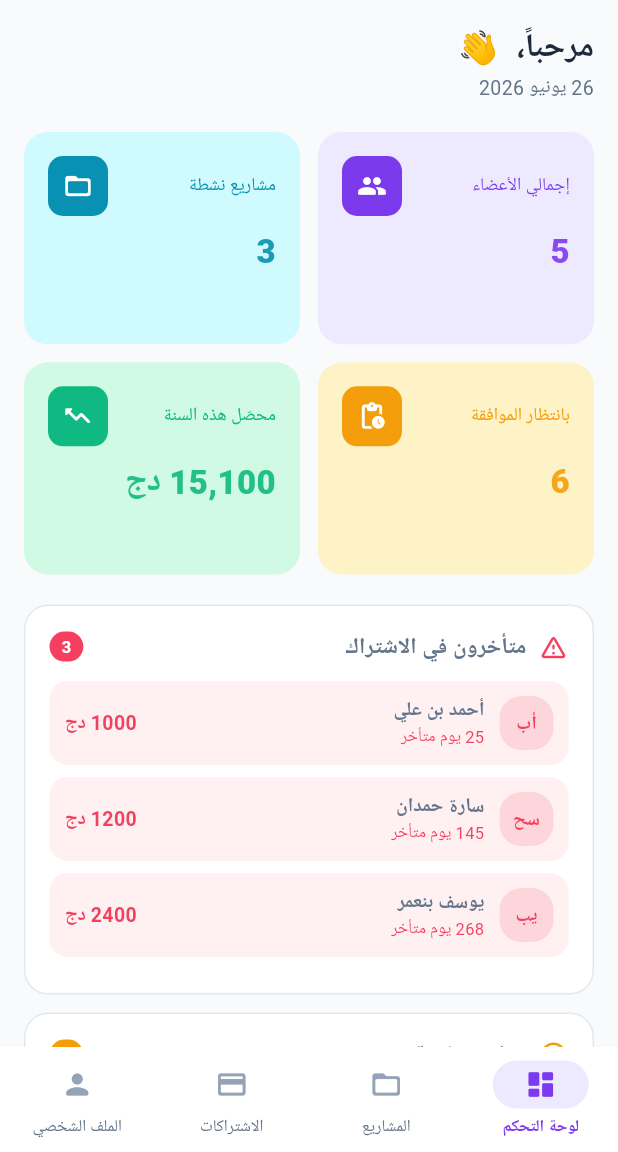
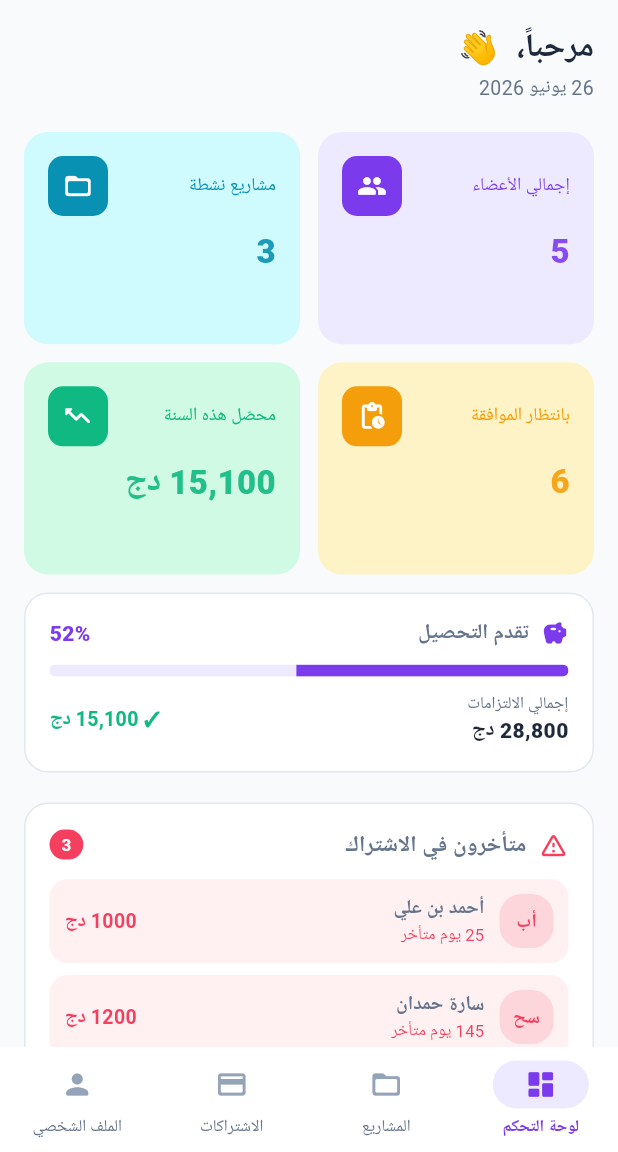
Before and after one commit to abdleke/abdleke, a Flutter app: the MainScreen screen opened directly, on a phone screen of 412 x 824 dp, the part 84-1236 px from its top. Run offline on Flutter 3.47's test engine with Material 3 defaults, Android fonts, the phone set to English and light mode, and no system bars; our stand-ins replace google_fonts, shared_preferences, supabase_flutter; accounts and stored records are empty; network calls fail; Roboto replaces fonts that are missing (Cairo).

Commit message:
feat: afficher engagements et collecte sur le dashboard
- Budget exercice = somme des cotisations normales uniquement (revert)
- Carte progression sur le dashboard: total engagements vs collecte
  avec barre de pourcentage et montants

Co-Authored-By: Claude Sonnet 4.6 <noreply@anthropic.com>

```diff
--- a/app/lib/l10n/strings.dart
+++ b/app/lib/l10n/strings.dart
@@ -49,6 +49,8 @@ class AppStrings {
       'dashboard.noOverdue': 'لا يوجد أعضاء متأخرون 🎉',
       'dashboard.noUpcoming': 'لا توجد مواعيد قادمة',
       'dashboard.noExpenses': 'لا توجد مصاريف معلقة',
+      'dashboard.totalEngagements': 'إجمالي الالتزامات',
+      'dashboard.budgetProgress': 'تقدم التحصيل',
       'projects.title': 'المشاريع',
       'projects.add': 'مشروع جديد',
       'projects.name': 'اسم المشروع',
@@ -253,6 +255,8 @@ class AppStrings {
       'dashboard.noOverdue': 'Aucun retard 🎉',
       'dashboard.noUpcoming': 'Aucune échéance proche',
       'dashboard.noExpenses': 'Aucune dépense en attente',
+      'dashboard.totalEngagements': 'Total engagements',
+      'dashboard.budgetProgress': 'Progression collecte',
       'projects.title': 'Projets',
       'projects.add': 'Nouveau projet',
       'projects.name': 'Nom du projet',
@@ -457,6 +461,8 @@ class AppStrings {
       'dashboard.noOverdue': 'No overdue members 🎉',
       'dashboard.noUpcoming': 'No upcoming deadlines',
       'dashboard.noExpenses': 'No pending expenses',
+      'dashboard.totalEngagements': 'Total commitments',
+      'dashboard.budgetProgress': 'Collection progress',
       'projects.title': 'Projects',
       'projects.add': 'New project',
       'projects.name': 'Project name',
--- a/app/lib/providers/app_provider.dart
+++ b/app/lib/providers/app_provider.dart
@@ -261,7 +261,7 @@ class AppProvider extends ChangeNotifier {
   // ── Exercice helpers ───────────────────────────────────────────
 
   double budgetExercice(String exerciceId) =>
-      _cotisations.where((c) => c.exerciceId == exerciceId)
+      _cotisations.where((c) => c.exerciceId == exerciceId && c.type == CotisationType.normale)
           .fold(0.0, (sum, c) => sum + c.montantTotal);
 
   double collecteExercice(String exerciceId) {
--- a/app/lib/screens/dashboard_screen.dart
+++ b/app/lib/screens/dashboard_screen.dart
@@ -29,7 +29,9 @@ class DashboardScreen extends StatelessWidget {
     final pendingExpenseCount = prov.depenses.where((d) => d.statut == DepenseStatus.soumise).length;
     final overdueEcheances = prov.overdueEcheances;
     final pending = pendingExpenseCount + overdueEcheances.length;
-    final collected = prov.collecteExercice(prov.activeExercice?.id ?? '');
+    final exerciceId = prov.activeExercice?.id ?? '';
+    final budget = prov.budgetExercice(exerciceId);
+    final collected = prov.collecteExercice(exerciceId);
 
     Cotisation? _cotForEcheance(Echeance e) =>
         prov.cotisations.cast<Cotisation?>().firstWhere(
@@ -124,6 +126,14 @@ class DashboardScreen extends StatelessWidget {
                 lightColor: AppTheme.successLight,
               ),
             ],
+          ),
+          const SizedBox(height: 12),
+          if (budget > 0) _BudgetProgressCard(
+            budget: budget,
+            collected: collected,
+            currency: s('common.currency'),
+            labelEngagements: s('dashboard.totalEngagements'),
+            labelProgress: s('dashboard.budgetProgress'),
           ),
           const SizedBox(height: 20),
 
@@ -334,6 +344,97 @@ class _OverdueRow extends StatelessWidget {
   }
 }
 
+class _BudgetProgressCard extends StatelessWidget {
+  final double budget, collected;
+  final String currency, labelEngagements, labelProgress;
+
+  const _BudgetProgressCard({
+    required this.budget,
+    required this.collected,
+    required this.currency,
+    required this.labelEngagements,
+    required this.labelProgress,
+  });
+
+  @override
+  Widget build(BuildContext context) {
+    final pct = budget > 0 ? (collected / budget).clamp(0.0, 1.0) : 0.0;
+    final isComplete = pct >= 1.0;
+    return Container(
+      padding: const EdgeInsets.all(16),
+      decoration: BoxDecoration(
+        color: Colors.white,
+        borderRadius: BorderRadius.circular(16),
+        border: Border.all(color: AppTheme.border),
+      ),
+      child: Column(
+        crossAxisAlignment: CrossAxisAlignment.start,
+        children: [
+          Row(
+            children: [
+              Icon(Icons.savings_rounded, size: 18, color: AppTheme.primary),
+              const SizedBox(width: 8),
+              Expanded(
+                child: Text(labelProgress,
+                    style: GoogleFonts.cairo(fontSize: 14, fontWeight: FontWeight.w700)),
+              ),
+              Text(
+                '${(pct * 100).toStringAsFixed(0)}%',
+                style: GoogleFonts.cairo(
+                    fontSize: 14,
+                    fontWeight: FontWeight.w800,
+                    color: isComplete ? AppTheme.success : AppTheme.primary),
+              ),
+            ],
+          ),
+          const SizedBox(height: 10),
+          ClipRRect(
+            borderRadius: BorderRadius.circular(6),
+            child: LinearProgressIndicator(
+              value: pct,
+              minHeight: 8,
+              backgroundColor: AppTheme.primaryLight,
+              valueColor: AlwaysStoppedAnimation(
+                  isComplete ? AppTheme.success : AppTheme.primary),
+            ),
+          ),
+          const SizedBox(height: 10),
+          Row(
+            mainAxisAlignment: MainAxisAlignment.spaceBetween,
+            children: [
+              _amt(labelEngagements, budget, currency, AppTheme.textSecondary),
+              _amt('✓ ${_fmt(collected)} $currency', collected, currency, AppTheme.success,
+                  showLabel: false),
+            ],
+          ),
+        ],
+      ),
+    );
+  }
+
+  Widget _amt(String label, double value, String currency, Color color,
+      {bool showLabel = true}) {
+    if (!showLabel) {
+      return Text('✓ ${_fmt(value)} $currency',
+          style: GoogleFonts.cairo(
+              fontSize: 13, fontWeight: FontWeight.w700, color: color));
+    }
+    return Column(
+      crossAxisAlignment: CrossAxisAlignment.start,
+      children: [
+        Text(label,
+            style: GoogleFonts.cairo(fontSize: 11, color: AppTheme.textSecondary)),
+        Text('${_fmt(value)} $currency',
+            style: GoogleFonts.cairo(
+                fontSize: 14, fontWeight: FontWeight.w800, color: AppTheme.textPrimary)),
+      ],
+    );
+  }
+
+  String _fmt(double v) => v.toStringAsFixed(0).replaceAllMapped(
+      RegExp(r'(\d{1,3})(?=(\d{3})+(?!\d))'), (m) => '${m[1]},');
+}
+
 class _LangButton extends StatelessWidget {
   @override
   Widget build(BuildContext context) {
```
